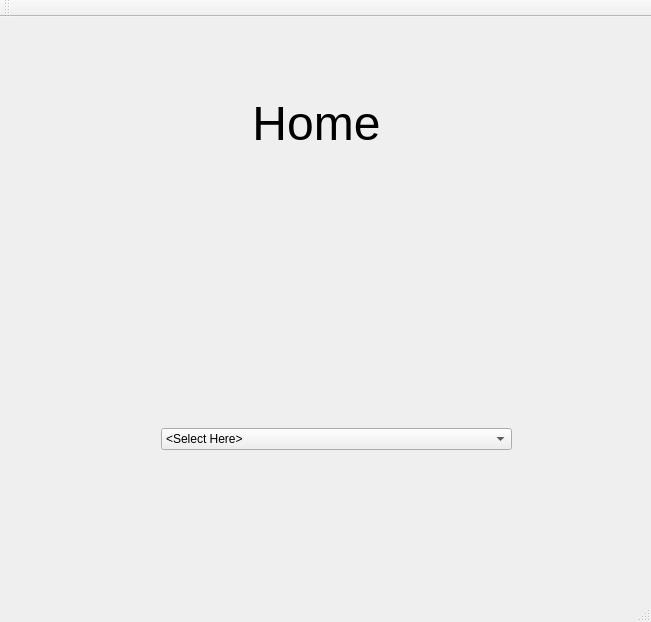
Old version of the form mainwindow.ui in the repository Jesus0342/CS1D-Project-2.
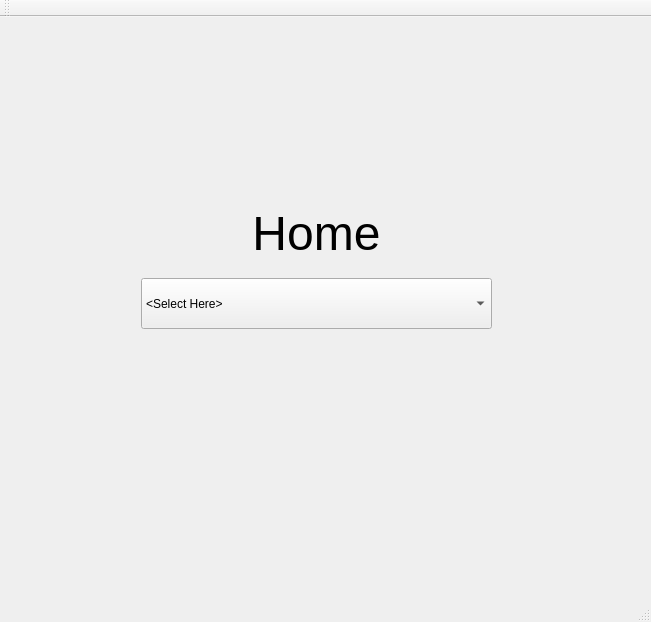
New version of the form. The open tabs and pages were chosen to show the change. Icons and pictures are not drawn.

What changed in the file:
```diff
--- a/mainwindow.ui
+++ b/mainwindow.ui
@@ -25,7 +25,7 @@
         <property name="geometry">
          <rect>
           <x>170</x>
-          <y>50</y>
+          <y>160</y>
           <width>271</width>
           <height>91</height>
          </rect>
@@ -37,10 +37,10 @@
        <widget class="QComboBox" name="comboBox_selectAction">
         <property name="geometry">
          <rect>
-          <x>150</x>
-          <y>400</y>
+          <x>130</x>
+          <y>250</y>
           <width>351</width>
-          <height>22</height>
+          <height>51</height>
          </rect>
         </property>
         <property name="currentIndex">
```
Left out of the diff: 4 changed lines with no effect on the pictures.
